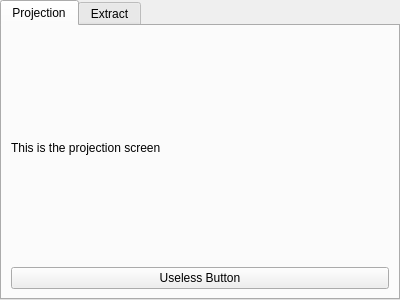
instar-robotics/papyrus, file connectivitywindow.ui: the form before one commit.
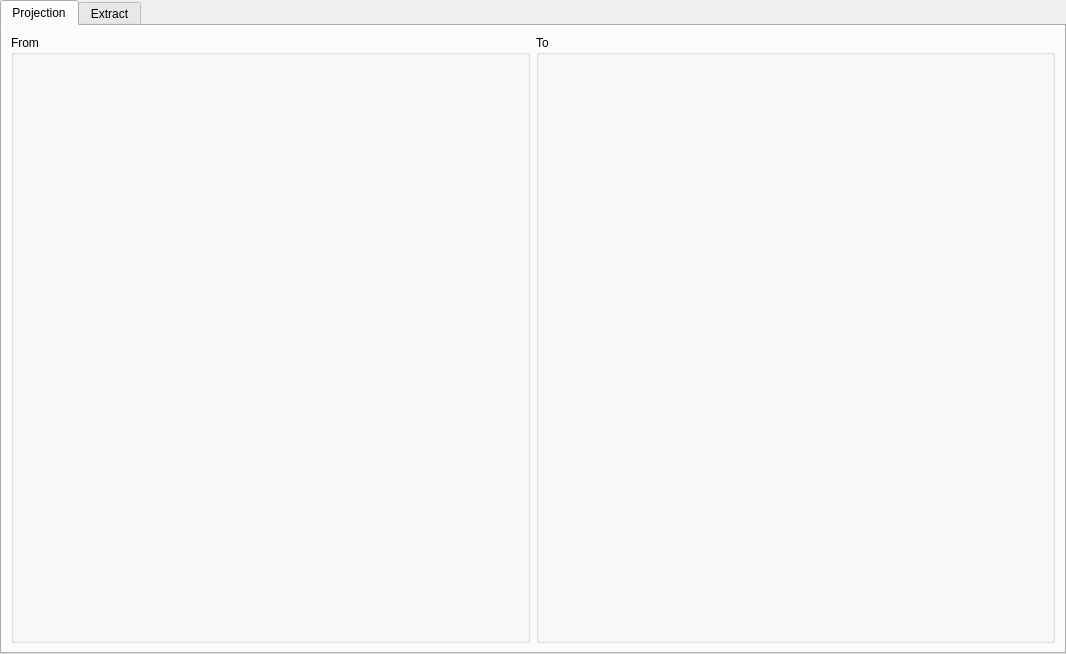
The form after the commit. The open tabs and pages were chosen to show the change.

Commit message: Display neurons as QToolButtons in the connectvitiy window (#32)

What changed in the file:
```diff
--- a/connectivitywindow.ui
+++ b/connectivitywindow.ui
@@ -6,8 +6,8 @@
    <rect>
     <x>0</x>
     <y>0</y>
-    <width>400</width>
-    <height>300</height>
+    <width>1066</width>
+    <height>654</height>
    </rect>
   </property>
   <property name="windowTitle">
@@ -20,19 +20,21 @@
    <attribute name="title">
     <string>Projection</string>
    </attribute>
-   <layout class="QVBoxLayout" name="verticalLayout">
+   <layout class="QHBoxLayout" name="horizontalLayout_2">
     <item>
-     <widget class="QLabel" name="label">
-      <property name="text">
-       <string>This is the projection screen</string>
+     <widget class="QGroupBox" name="fromGroup">
+      <property name="title">
+       <string>From</string>
       </property>
+      <layout class="QGridLayout" name="gridLayout"/>
      </widget>
     </item>
     <item>
-     <widget class="QPushButton" name="pushButton">
-      <property name="text">
-       <string>Useless Button</string>
+     <widget class="QGroupBox" name="toGroup">
+      <property name="title">
+       <string>To</string>
       </property>
+      <layout class="QGridLayout" name="gridLayout_2"/>
      </widget>
     </item>
    </layout>
```
Left out of the diff: 2 changed lines with no effect on the pictures. The commit also changes 4 other files.
